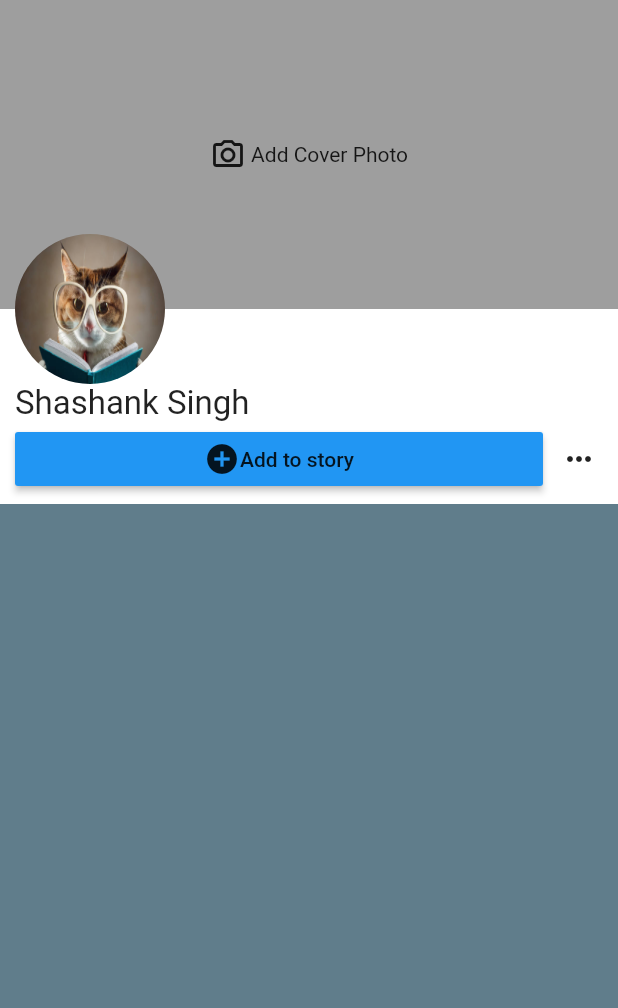
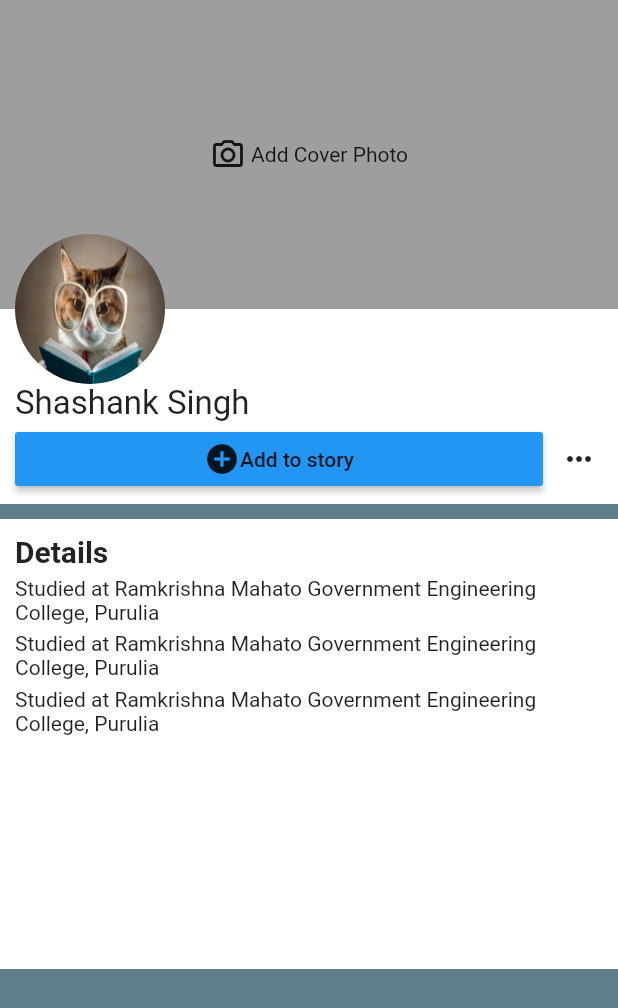
Before and after one commit to shashank3107/facebook_clone, a Flutter app: the screen it shows after launch, on a phone screen of 412 x 824 dp. Shown: the top 1008 px of the screen. Run offline on Flutter 3.47's test engine with Material 2 defaults, Android fonts, the phone set to English and light mode, and no system bars.

Commit message:
minor changes

```diff
--- a/lib/views/profile_page_view.dart
+++ b/lib/views/profile_page_view.dart
@@ -16,7 +16,13 @@ class _ProfilePageViewState extends State<ProfilePageView> {
     screenWidth = MediaQuery.of(context).size.width;
     return Scaffold(
       backgroundColor: Colors.blueGrey,
-      body: ListView(children: [profileHeader()]),
+      body: ListView(children: [
+        profileHeader(),
+        SizedBox(
+          height: 10,
+        ),
+        detailsBox()
+      ]),
     );
   }
 
@@ -85,6 +91,40 @@ class _ProfilePageViewState extends State<ProfilePageView> {
     );
   }
 
+  Widget detailsBox() {
+    return Container(
+      height: 300,
+      color: Colors.white,
+      child: Padding(
+        padding: const EdgeInsets.all(10.0),
+        child: Column(
+          crossAxisAlignment: CrossAxisAlignment.start,
+          children: [
+            Text(
+              "Details",
+              style: TextStyle(fontWeight: FontWeight.bold, fontSize: 20),
+            ),
+            SizedBox(
+              height: 5,
+            ),
+            Text(
+                "Studied at Ramkrishna Mahato Government Engineering College, Purulia"),
+            SizedBox(
+              height: 5,
+            ),
+            Text(
+                "Studied at Ramkrishna Mahato Government Engineering College, Purulia"),
+            SizedBox(
+              height: 5,
+            ),
+            Text(
+                "Studied at Ramkrishna Mahato Government Engineering College, Purulia")
+          ],
+        ),
+      ),
+    );
+  }
+
   Widget rectangularButton(Color color, String buttonText) {
     return MaterialButton(
       minWidth: screenWidth - 60,
```
